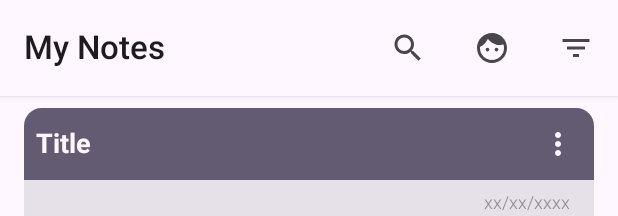
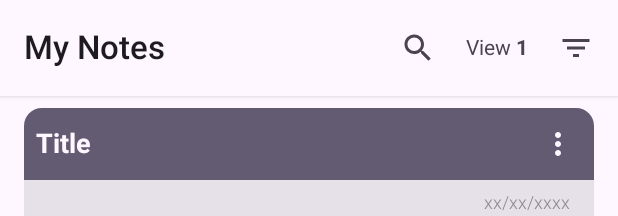
Before and after one commit to ajloinformatico/NewKeepItDroid, an Android app built with Jetpack Compose: the @Preview function HomeScreenPreview, on a phone screen of 412 x 824 dp. Shown: the top 216 px of the screen. Run offline under Robolectric (Android 15) with nearby library versions, the phone set to English and light mode, and no system bars.

```diff
--- a/app/src/main/java/es/infolojo/newkeepitdroid/ui/screens/home/HomeScreen.kt
+++ b/app/src/main/java/es/infolojo/newkeepitdroid/ui/screens/home/HomeScreen.kt
@@ -1,6 +1,8 @@
 package es.infolojo.newkeepitdroid.ui.screens.home
 
 import androidx.activity.compose.BackHandler
+import androidx.compose.foundation.ExperimentalFoundationApi
+import androidx.compose.foundation.combinedClickable
 import androidx.compose.foundation.layout.Arrangement
 import androidx.compose.foundation.layout.Box
 import androidx.compose.foundation.layout.Column
@@ -15,7 +17,6 @@ import androidx.compose.foundation.lazy.staggeredgrid.rememberLazyStaggeredGridS
 import androidx.compose.foundation.shape.CircleShape
 import androidx.compose.material.icons.Icons
 import androidx.compose.material.icons.filled.Add
-import androidx.compose.material.icons.filled.Face
 import androidx.compose.material.icons.filled.Search
 import androidx.compose.material3.DropdownMenu
 import androidx.compose.material3.DropdownMenuItem
@@ -33,7 +34,12 @@ import androidx.compose.ui.Modifier
 import androidx.compose.ui.draw.shadow
 import androidx.compose.ui.res.painterResource
 import androidx.compose.ui.res.stringResource
+import androidx.compose.ui.semantics.Role
+import androidx.compose.ui.text.SpanStyle
+import androidx.compose.ui.text.buildAnnotatedString
 import androidx.compose.ui.text.font.FontWeight
+import androidx.compose.ui.text.style.TextAlign
+import androidx.compose.ui.text.withStyle
 import androidx.compose.ui.tooling.preview.Preview
 import androidx.compose.ui.unit.dp
 import androidx.hilt.navigation.compose.hiltViewModel
@@ -46,7 +52,7 @@ import es.infolojo.newkeepitdroid.utils.getSize
 
 private const val PREVIEW_NOTES_SIZE = 8
 
-@OptIn(ExperimentalMaterial3Api::class)
+@OptIn(ExperimentalMaterial3Api::class, ExperimentalFoundationApi::class)
 @Composable
 fun HomeScreen(
     viewModel: HomeScreenViewModel? = hiltViewModel(),
@@ -79,7 +85,7 @@ fun HomeScreen(
                     Text(text = stringResource(R.string.my_notes), fontWeight = FontWeight.SemiBold)
                 },
 
-                // aquí se incluye la parte de los iconos
+                // Here goes icons
                 actions = {
                     IconButton(onClick = {
                         viewModel?.openSearchScreen()
@@ -91,14 +97,30 @@ fun HomeScreen(
                     }
                     Spacer(modifier = Modifier.width(8.dp))
 
-                    IconButton(onClick = {
-                        viewModel?.changeNumberOfColumns()
-                    }) {
-                        Icon(
-                            imageVector = Icons.Default.Face,
-                            contentDescription = stringResource(R.string.update_number_of_columns)
-                        )
-                    }
+                    // Text that works as a button to show current view.
+                    Text(
+                        text = buildAnnotatedString {
+                            withStyle(
+                                style = SpanStyle(
+                                    fontWeight = FontWeight.Normal
+                                )
+                            ) {
+                                append(stringResource(R.string.view))
+                            }
+                            append(" ")
+                            append("${viewModel?.numberOfColumns?.intValue ?: 1}")
+                        },
+                        fontWeight = FontWeight.Bold,
+                        maxLines = 1,
+                        textAlign = TextAlign.Start,
+                        modifier = Modifier
+                            .align(Alignment.CenterVertically)
+                            .combinedClickable(
+                                role = Role.Button
+                            ) {
+                                viewModel?.changeNumberOfColumns()
+                            }
+                    )
                     Spacer(modifier = Modifier.width(8.dp))
 
                     // DropDown component (when click update dropMenuExpanded state)
--- a/app/src/main/res/values/strings.xml
+++ b/app/src/main/res/values/strings.xml
@@ -40,6 +40,7 @@
     <string name="close_app">Close NewKeepItDroid</string>
     <string name="are_you_sure_close_app">Are you sure you want to close?</string>
     <string name="update_number_of_columns">Update number of columns</string>
+    <string name="view">View</string>
 
 
     <string name="loren_ipsum" translatable="false">loren ipsum loren ipsumloren ipsumloren ipsumloren ipsumloren ipsumloren ipsumloren ipsumloren ipsumloren ipsumloren ipsumloren ipsumloren ipsumloren ipsumloren ipsumloren ipsumloren ipsumloren ipsumloren ipsumloren ipsumloren ipsumloren ipsumloren ipsumloren ipsumloren ipsumloren ipsumloren ipsumloren ipsumloren ipsumloren ipsumloren ipsumloren ipsumloren ipsumloren ipsumloren ipsumloren ipsumloren ipsumloren ipsumloren ipsumloren ipsumloren ipsumloren ipsumloren ipsumloren ipsumloren ipsumloren ipsumloren ipsumloren ipsumloren ipsumloren ipsumloren ipsumloren ipsumloren ipsumloren ipsumloren ipsumloren ipsumloren ipsumloren ipsumloren ipsumloren ipsumloren ipsumloren ipsumloren ipsumloren ipsumloren ipsumloren ipsumloren ipsumloren ipsumloren ipsumloren ipsumloren ipsumloren ipsumloren ipsum</string>
```
